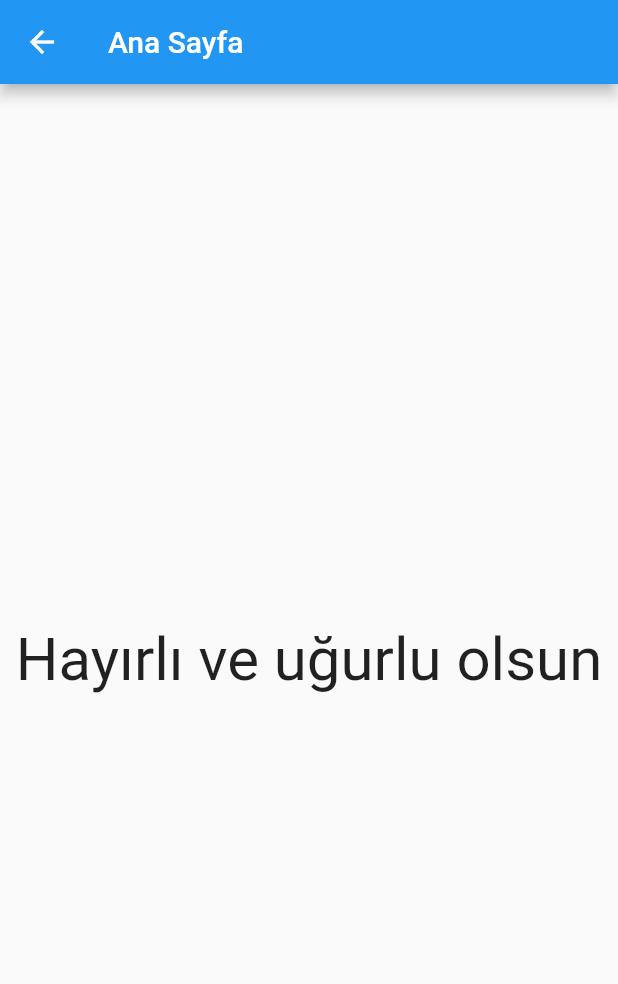
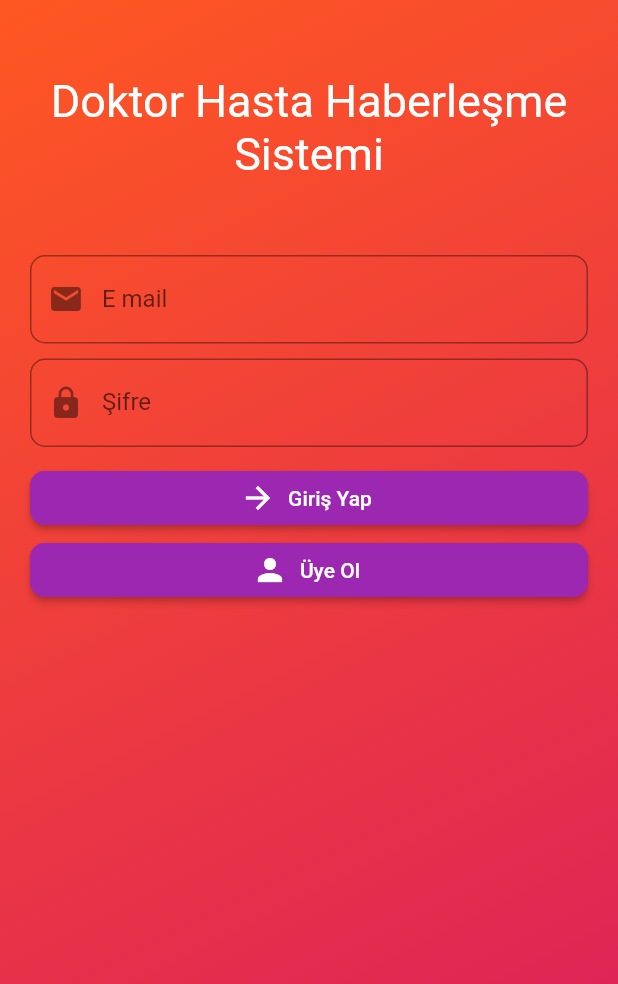
Before and after one commit to menes0614/flutter_final_project, a Flutter app: the screen it shows after launch, after a tap on "Ana sayfaya git", on a phone screen of 412 x 824 dp. Shown: the top 984 px of the screen. Run offline on Flutter 3.47's test engine with Material 2 defaults, Android fonts, the phone set to English and light mode, and no system bars; our stand-ins replace cloud_firestore, firebase_auth, firebase_core; accounts and stored records are empty; network calls fail; Roboto replaces fonts that are missing (LoginFont).

Commit message:
girişma ve kayır olma sayfaları oluşturuldu firebase e bağlandı

```diff
--- a/lib/main.dart
+++ b/lib/main.dart
@@ -1,5 +1,6 @@
 import 'package:firebase_core/firebase_core.dart';
 import 'package:flutter/material.dart';
+import 'package:flutter_final_project/view/login_page.dart';
 import 'package:flutter_final_project/view/page1.dart';
 
 import 'firebase_options.dart';
@@ -66,7 +67,7 @@ class _MyHomePageState extends State<MyHomePage> {
               child: Text("Ana sayfaya git"),
               onPressed: () {
                 Navigator.push(context,
-                    MaterialPageRoute(builder: (context) => HomePage()));
+                    MaterialPageRoute(builder: (context) => LoginIslemleri()));
               },
             ),
           ],
--- /dev/null
+++ b/lib/view/login_page.dart
@@ -0,0 +1,196 @@
+import 'package:cloud_firestore/cloud_firestore.dart';
+import 'package:firebase_auth/firebase_auth.dart';
+import 'package:flutter/material.dart';
+import 'package:flutter_final_project/view/doctor/doctor_home_page.dart';
+import 'package:flutter_final_project/view/patient/patient_home_page.dart';
+import 'package:flutter_final_project/view/sign_up.dart';
+
+class LoginIslemleri extends StatefulWidget {
+  LoginIslemleri({Key? key}) : super(key: key);
+
+  @override
+  State<LoginIslemleri> createState() => _LoginIslemleriState();
+}
+
+class _LoginIslemleriState extends State<LoginIslemleri> {
+  FirebaseAuth _auth = FirebaseAuth.instance;
+  final FirebaseFirestore _firebaseFirestore = FirebaseFirestore.instance;
+  TextEditingController emailcontroller = TextEditingController();
+  TextEditingController sifrecontroller = TextEditingController();
+  String _email = "";
+  String _password = "";
+  var girisKey = GlobalKey<FormState>();
+
+  @override
+  Widget build(BuildContext context) {
+    return Scaffold(
+      body: Container(
+        decoration: BoxDecoration(
+          gradient: LinearGradient(
+              colors: [Colors.deepOrange, Colors.pink.shade600],
+              begin: Alignment.topLeft,
+              end: Alignment.bottomRight),
+        ),
+        padding: EdgeInsets.all(20.0),
+        child: Form(
+          key: girisKey,
+          child: ListView(
+            children: <Widget>[
+              SizedBox(height: 30),
+              // Container(
+              //   width: 200,
+              //   height: 150,
+              //   decoration: BoxDecoration(
+              //       image: DecorationImage(
+              //     image: AssetImage("assets/images/partnership.png"),
+              //   )),
+              // ),
+              Text(
+                "Doktor Hasta Haberleşme Sistemi",
+                textAlign: TextAlign.center,
+                style: TextStyle(
+                    fontFamily: 'LoginFont', fontSize: 30, color: Colors.white),
+              ),
+              SizedBox(
+                height: 50,
+              ),
+              //Email giriş
+              TextFormField(
+                controller: emailcontroller,
+                keyboardType: TextInputType.emailAddress,
+                decoration: InputDecoration(
+                  prefixIcon: Icon(Icons.email),
+                  hintText: "E mail",
+                  labelText: "E mail",
+                  border: OutlineInputBorder(
+                    borderSide: BorderSide(color: Colors.purple, width: 3),
+                    borderRadius: BorderRadius.all(Radius.circular(10.0)),
+                  ),
+                ),
+                onSaved: (girilenEmail) {
+                  if (girilenEmail!.isEmpty) {
+                    debugPrint("durum if e düstü!!!!");
+                    //_showDialog();
+                  }
+                  _email = girilenEmail;
+                },
+              ),
+              SizedBox(height: 10),
+              //Şifre Giriş
+              TextFormField(
+                keyboardType: TextInputType.visiblePassword,
+                obscureText: true,
+                decoration: InputDecoration(
+                  prefixIcon: Icon(Icons.lock),
+                  fillColor: Colors.white,
+                  hintText: "Şifre",
+                  labelText: "Şifre",
+                  border: OutlineInputBorder(
+                    borderSide: BorderSide(color: Colors.purple, width: 3),
+                    borderRadius: BorderRadius.all(Radius.circular(10.0)),
+                  ),
+                ),
+                onSaved: (girilenSifre) {
+                  _password = girilenSifre!;
+                },
+              ),
+              SizedBox(height: 10),
+              // GirişButonu
+              RaisedButton.icon(
+                shape: RoundedRectangleBorder(
+                  borderRadius: BorderRadius.all(Radius.circular(10.0)),
+                  side: BorderSide(color: Colors.purple),
+                ),
+                icon: Icon(
+                  Icons.arrow_forward,
+                  color: Colors.white,
+                ),
+                label: Text(
+                  "Giriş Yap",
+                  style: TextStyle(color: Colors.white),
+                ),
+                color: Colors.purple,
+                onPressed: _emailSifreKullaniciGirisyap,
+              ),
+              //Üye ol Butonu
+              RaisedButton.icon(
+                  shape: RoundedRectangleBorder(
+                    borderRadius: BorderRadius.all(Radius.circular(10.0)),
+                    side: BorderSide(color: Colors.purple),
+                  ),
+                  icon: Icon(
+                    Icons.person,
+                    color: Colors.white,
+                  ),
+                  label: Text(
+                    "Üye Ol",
+                    style: TextStyle(color: Colors.white),
+                  ),
+                  color: Colors.purple,
+                  onPressed: () {
+                    Navigator.push(context,
+                        MaterialPageRoute(builder: (context) => UyeOl(_auth)));
+                  }),
+              // cıkıs yap
+            ],
+          ),
+        ),
+      ),
+    );
+  }
+
+  void _emailSifreKullaniciGirisyap() async {
+    // girilen degerler degiskenlere save methodu ile atanır.
+    girisKey.currentState!.save();
+    try {
+      // Yönetici kontolü
+      _firebaseFirestore.collection("Doktorlar").get().then((gelenVeri) async {
+        for (int i = 0; i < gelenVeri.docs.length; i++) {
+          if ((gelenVeri.docs[i].data()['Email']) == _email) {
+            User _oturumAcanYonetici = (await _auth.signInWithEmailAndPassword(
+                    email: _email, password: _password))
+                .user!;
+            Navigator.pushReplacement(
+              context,
+              MaterialPageRoute(
+                builder: (context) => DoctorHomePage(),
+              ),
+            );
+          }
+        }
+      });
+
+      // Uye kontrolü
+      _firebaseFirestore.collection("Hastalar").get().then((gelenVeri) async {
+        for (int i = 0; i < gelenVeri.docs.length; i++) {
+          if (gelenVeri.docs[i].data()['Email'] == _email) {
+            User _oturumAcanUser = (await _auth.signInWithEmailAndPassword(
+                    email: _email, password: _password))
+                .user!;
+            Navigator.pushReplacement(
+              context,
+              MaterialPageRoute(builder: (context) => PatientHomePage()),
+            );
+          }
+        }
+      });
+    } catch (e) {
+      debugPrint("Oturum Açarken HATA!:" + e.toString());
+    }
+  }
+
+  void _cikisYap() async {
+    try {
+      // sistemde kullanıcı varsa çıkış yapılır
+      if (_auth.currentUser != null) {
+        debugPrint("${_auth.currentUser!.email} sistemden çıkıyor");
+        await _auth.signOut();
+      } else {
+        // sistemde zaten bir kullanıcı yoksa sorun yok
+        debugPrint("Zaten oturum açmış bir kullanıcı yok");
+      }
+    } catch (e) {
+      debugPrint(e.toString());
+    }
+  }
+}
```
Also changed, not shown: lib/view/doctor/doctor_home_page.dart (added, +22 -0 lines), lib/view/patient/patient_home_page.dart (added, +22 -0 lines), lib/view/sign_up.dart (added, +217 -0 lines), pubspec.yaml (+5 -18 lines), pubspec.lock, 1 other file.
